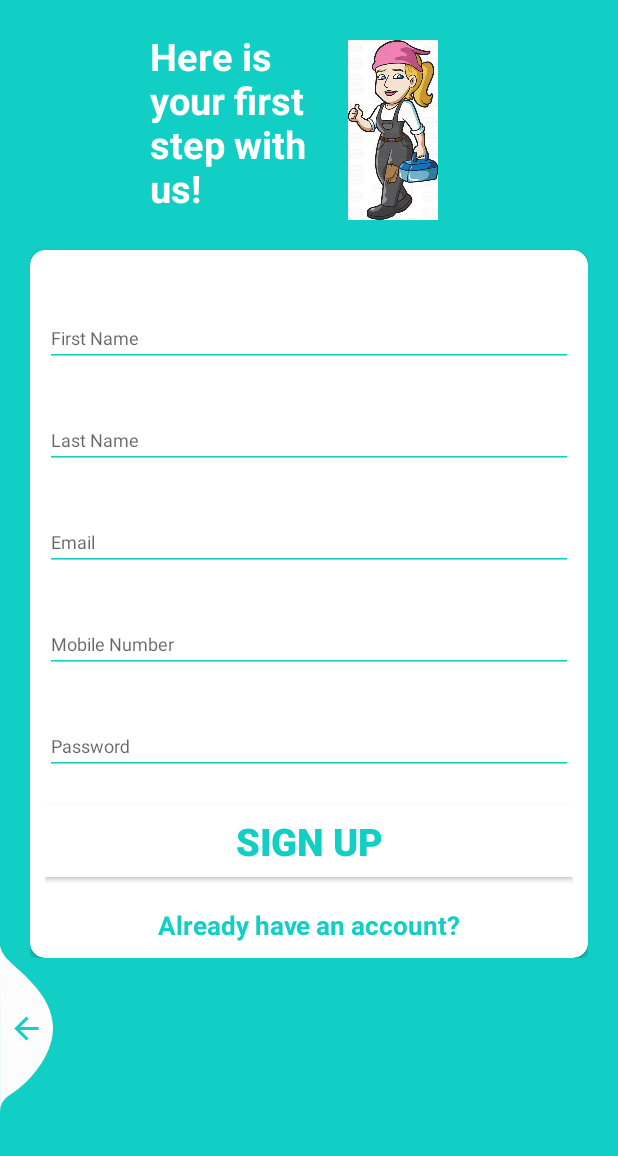
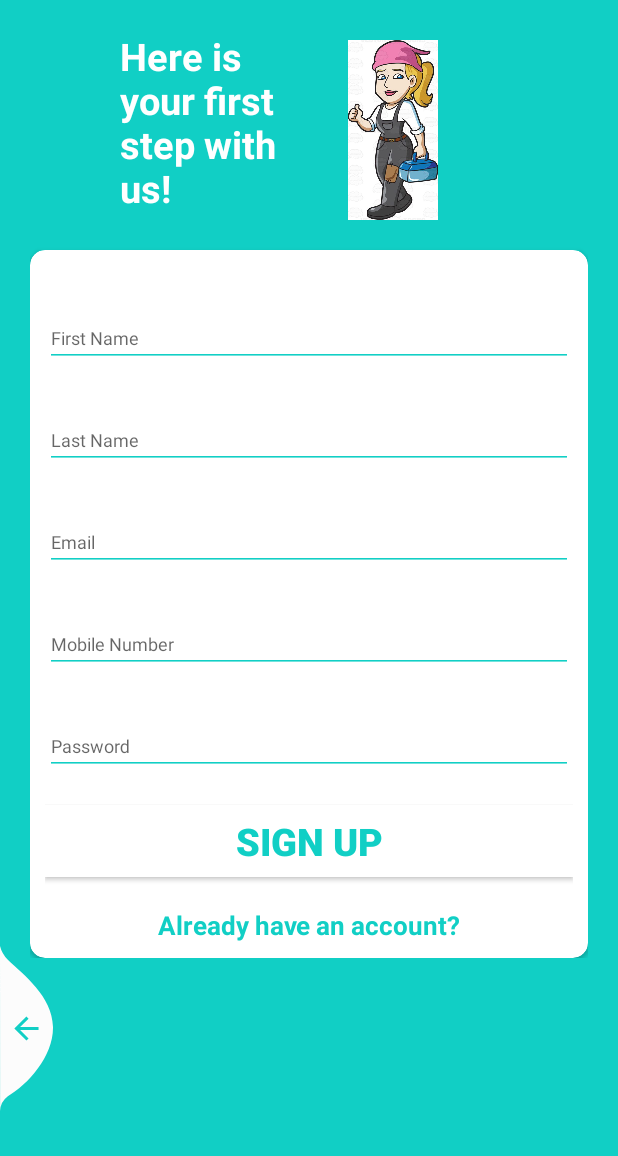
Before and after one commit to JoanWaweru/MakanikApp, an Android app: the RegisterActivity screen opened directly, with no data from a screen before it, on a phone screen of 412 x 824 dp, the part 80-1236 px from its top. Run offline under Robolectric (Android 15) with nearby library versions, the phone set to English and light mode, and no system bars; our stand-ins replace Firebase (no records; nobody signed in at launch, a user with empty details on screens opened directly); plain views replace CircularProgressButton.

Commit message:
Style changes

```diff
--- a/app/src/main/res/layout/activity_register.xml
+++ b/app/src/main/res/layout/activity_register.xml
@@ -49,7 +49,7 @@
                     android:layout_centerVertical="true"
                     android:text="Here is\nyour first\nstep with \nus! "
                     android:textColor="@color/whiteTextColor"
-                    android:layout_marginLeft="80dp"/>
+                    android:layout_marginLeft="60dp"/>
 
                 <ImageView
                     android:layout_width="120dp"
```
